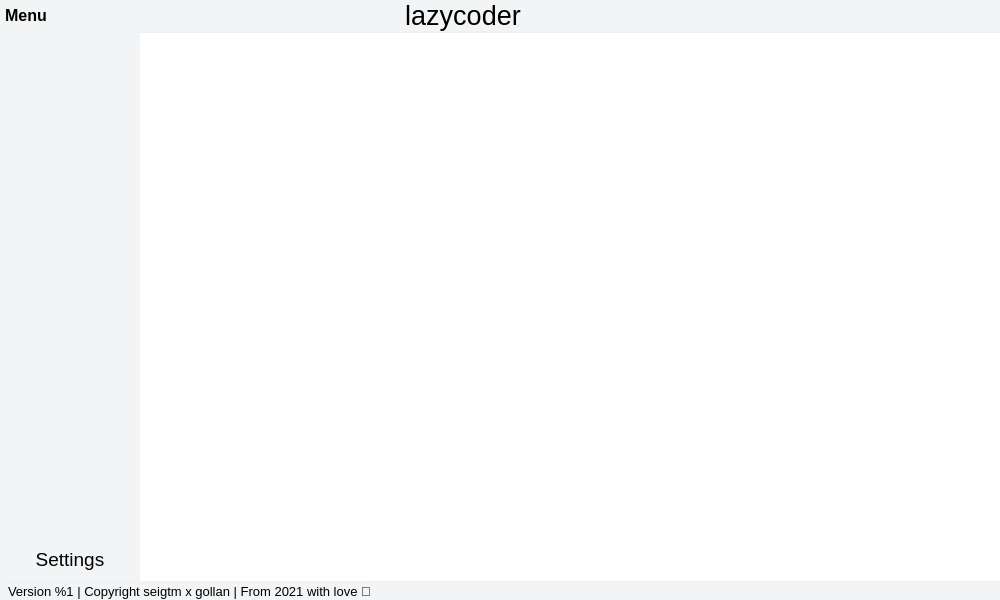
This is src/mainwindow/mainwindow.ui in GRPilot/lazycoder as Qt 5 draws it before an edit. The edited form follows.
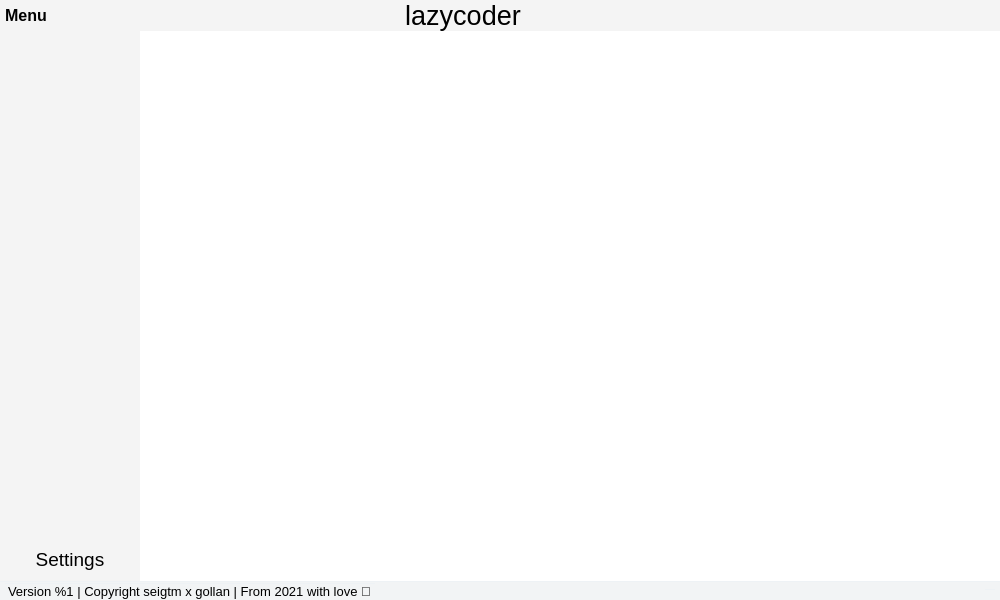
This is the edited form. Icons and pictures are not drawn.

Commit message: settings.cpp created and minor qCSS fixes in mainWindow.ui

The edit to the form file:
```diff
--- a/src/mainwindow/mainwindow.ui
+++ b/src/mainwindow/mainwindow.ui
@@ -15,15 +15,43 @@
    <string>lazycoder</string>
   </property>
   <property name="styleSheet">
-   <string notr="true">* {
+   <string notr="true">/* Main app style */
+* {
+	background-color: rgb(244,244,244);
 	border: none;
-	background-color: rgb(255,255,255);
+}
+
+/* Menu buttons style */
+QFrame#menu QPushButton {
+	padding: 5px;
+}
+/* Menu buttons style on hover */
+QFrame#menu QPushButton::hover {
+	border: 1px solid black;
+	border-radius: 5px;
+}
+/* Menu buttons style when checked */
+QFrame#menu QPushButton::checked {
+	background-color: rgb(220,220,220);
+	border-radius: 5px;
+}
+/* Window control buttons style  */
+QFrame#headerRight QPushButton {
+	/* Your styles here */
+}
+
+/* Content widget style (page placeholder) */
+QWidget#widget {
+	background-color: white;
 }</string>
   </property>
   <widget class="QWidget" name="mainWidget">
    <property name="contextMenuPolicy">
     <enum>Qt::DefaultContextMenu</enum>
    </property>
+   <property name="styleSheet">
+    <string notr="true"/>
+   </property>
    <layout class="QVBoxLayout" name="verticalLayout_2">
     <property name="spacing">
      <number>0</number>
@@ -43,14 +71,7 @@
     <item alignment="Qt::AlignTop">
      <widget class="QFrame" name="header">
       <property name="styleSheet">
-       <string notr="true">* {
-	background-color: rgb(242,244,245);
-}
-
-QFrame {
-	border-bottom: 1px solid rgb(238,242,245);
-}
-</string>
+       <string notr="true"/>
       </property>
       <property name="frameShape">
        <enum>QFrame::NoFrame</enum>
@@ -326,18 +347,7 @@
           </size>
          </property>
          <property name="styleSheet">
-          <string notr="true">* {
-	background-color: rgb(242,244,245);
-}
-
-QPushButton {
-	padding: 5px;
-}
-
-QPushButton::checked {
-	background-color: rgb(220,220,220);
-	border-radius: 5px;
-}</string>
+          <string notr="true"/>
          </property>
          <property name="frameShape">
           <enum>QFrame::NoFrame</enum>
```
The commit also changes 1 other file.
